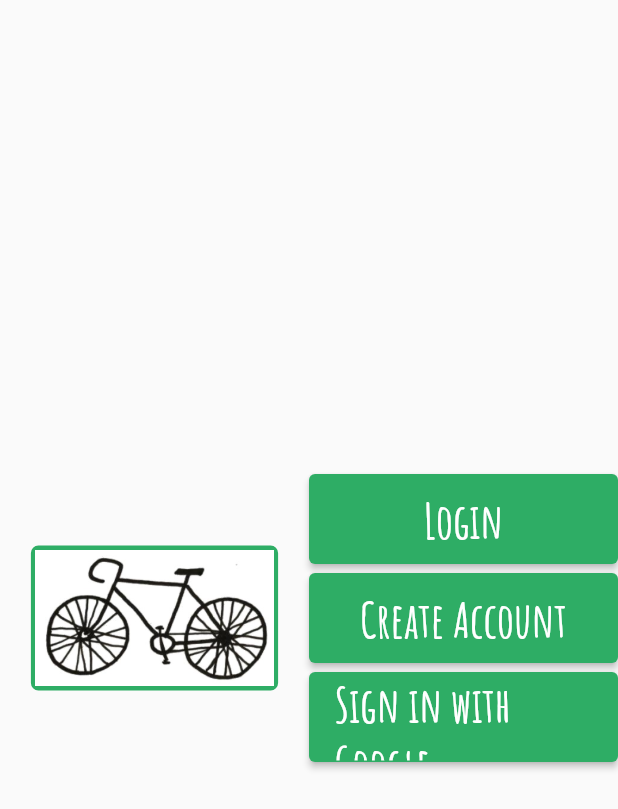
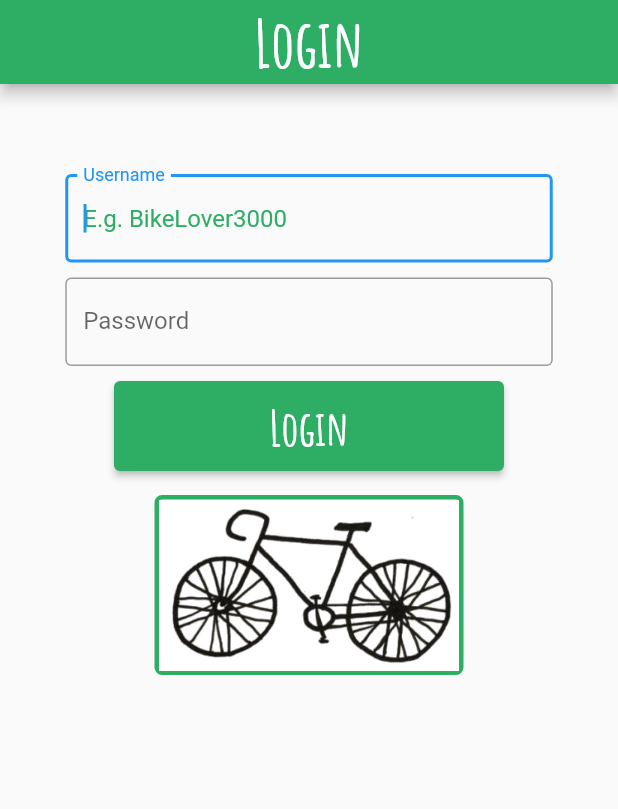
Before and after one commit to cedriceicher10/CS467_TheBikeKollective, a Flutter app: what twoColumn() shows on an empty page, opened directly, after a tap on "Login", on a phone screen of 412 x 824 dp. Shown: the top 809 px of the screen. Run offline on Flutter 3.47's test engine with Material 2 defaults, Android fonts, the phone set to English and light mode, and no system bars.

Commit message:
Added skeleton form of login screen and username/password entry form.

```diff
--- /dev/null
+++ b/thebikekollective/lib/components/login_body.dart
@@ -0,0 +1,46 @@
+import 'package:flutter/material.dart';
+import 'formatted_text.dart';
+import 'login_form.dart';
+import 'styles.dart';
+
+class LoginBody extends StatelessWidget {
+  const LoginBody({Key? key}) : super(key: key);
+
+  Widget build(BuildContext context) {
+    final double imageHeadSpace = 60;
+    final double buttonHeight = 60;
+    final double buttonWidth = 260;
+    final double buttonSpacing = 8;
+
+    return Center(
+        child: Column(children: [
+      SizedBox(height: imageHeadSpace),
+      LoginForm(),
+      SizedBox(height: buttonSpacing * 2),
+      FractionallySizedBox(
+          widthFactor: 0.5,
+          child: Container(
+              decoration: BoxDecoration(
+                  border: Border.all(width: 3, color: Color(s_jungleGreen)),
+                  borderRadius: BorderRadius.circular(5)),
+              child: Image(
+                image: AssetImage('assets/images/bike_clipart.jpg'),
+                loadingBuilder: (BuildContext context, Widget child,
+                    ImageChunkEvent? loadingProgress) {
+                  if (loadingProgress == null) {
+                    return child;
+                  }
+                  return Center(
+                      child: CircularProgressIndicator(
+                    valueColor:
+                        AlwaysStoppedAnimation<Color>(Color(s_jungleGreen)),
+                    value: loadingProgress.expectedTotalBytes != null
+                        ? loadingProgress.cumulativeBytesLoaded /
+                            loadingProgress.expectedTotalBytes!
+                        : null,
+                  ));
+                },
+              )))
+    ]));
+  }
+}
--- /dev/null
+++ b/thebikekollective/lib/components/login_form.dart
@@ -0,0 +1,114 @@
+import 'package:flutter/material.dart';
+import '../screens/splash_screen.dart';
+import 'formatted_text.dart';
+import 'styles.dart';
+
+final formKey = GlobalKey<FormState>();
+
+class LoginFields {
+  String? username;
+  String? password;
+  String toString() {
+    return 'Username: $username, Password: $password';
+  }
+}
+
+class LoginForm extends StatefulWidget {
+  const LoginForm({Key? key}) : super(key: key);
+
+  @override
+  _LoginFormState createState() => _LoginFormState();
+}
+
+class _LoginFormState extends State<LoginForm> {
+  @override
+  Widget build(BuildContext context) {
+    final double buttonHeight = 60;
+    final double buttonWidth = 260;
+
+    return SingleChildScrollView(
+        child: Form(
+            key: formKey,
+            child: Column(children: [
+              Container(width: 325, child: usernameEntry()),
+              SizedBox(height: 10),
+              Container(width: 325, child: passwordEntry()),
+              SizedBox(height: 10),
+              loginButton(buttonWidth, buttonHeight),
+            ])));
+  }
+
+  Widget usernameEntry() {
+    return TextFormField(
+        autofocus: true,
+        style: TextStyle(color: Color(s_jungleGreen)),
+        decoration: InputDecoration(
+            labelText: 'Username',
+            hintText: 'E.g. BikeLover3000',
+            hintStyle: TextStyle(color: Color(s_jungleGreen)),
+            errorStyle: TextStyle(
+                color: Color(s_jungleGreen), fontWeight: FontWeight.bold),
+            border: OutlineInputBorder()),
+        onSaved: (value) {
+          LoginFields().username = value;
+        },
+        validator: (value) {
+          if (value!.isEmpty) {
+            return 'Please enter a username.';
+          } else {
+            return null;
+          }
+        });
+  }
+
+  Widget passwordEntry() {
+    return TextFormField(
+        autofocus: true,
+        style: TextStyle(color: Color(s_jungleGreen)),
+        decoration: InputDecoration(
+            labelText: 'Password',
+            hintText: '********',
+            hintStyle: TextStyle(color: Color(s_jungleGreen)),
+            errorStyle: TextStyle(
+                color: Color(s_jungleGreen), fontWeight: FontWeight.bold),
+            border: OutlineInputBorder()),
+        onSaved: (value) {
+          LoginFields().password = value;
+        },
+        validator: (value) {
+          if (value!.isEmpty) {
+            return 'Please enter a password.';
+          } else {
+            return null;
+          }
+        });
+  }
+
+  Widget loginButton(double buttonWidth, double buttonHeight) {
+    return ElevatedButton(
+        onPressed: () async {
+          if (formKey.currentState!.validate()) {
+            formKey.currentState?.save();
+
+            // TO DO: Save to database
+
+            Navigator.push(
+              context,
+              MaterialPageRoute(
+                  builder: (context) =>
+                      SplashScreen()), // TO DO: Go to main UI screen
+            );
+          }
+        },
+        style: ElevatedButton.styleFrom(
+            primary: Color(s_jungleGreen),
+            fixedSize: Size(buttonWidth, buttonHeight)),
+        child: FormattedText(
+          text: 'Login',
+          size: s_fontSizeLarge,
+          color: Colors.white,
+          font: s_font_AmaticSC,
+          weight: FontWeight.bold,
+        ));
+  }
+}
--- a/thebikekollective/lib/components/splash_body.dart
+++ b/thebikekollective/lib/components/splash_body.dart
@@ -1,5 +1,6 @@
 import 'package:flutter/material.dart';
 import 'package:practice1/components/formatted_text.dart';
+import '../screens/login_screen.dart';
 import 'styles.dart';
 
 class SplashBody extends StatelessWidget {
@@ -50,11 +51,11 @@ Widget oneColumn(BuildContext context) {
               },
             ))),
     SizedBox(height: buttonSpacing * 2),
-    loginButton(buttonWidth, buttonHeight),
+    loginButton(context, 'Login', buttonWidth, buttonHeight),
     SizedBox(height: buttonSpacing),
-    createAccountButton(buttonWidth, buttonHeight),
+    createAccountButton('Create Account', buttonWidth, buttonHeight),
     SizedBox(height: buttonSpacing),
-    googleAuthButton(buttonWidth, buttonHeight),
+    googleAuthButton('Sign in with Google', buttonWidth, buttonHeight),
   ]));
 }
 
@@ -93,37 +94,44 @@ Widget twoColumn(BuildContext context) {
         flex: 1,
         fit: FlexFit.tight,
         child: Column(mainAxisAlignment: MainAxisAlignment.center, children: [
-          loginButton(buttonWidth, buttonHeight),
+          loginButton(context, 'Login', buttonWidth, buttonHeight),
           SizedBox(height: buttonSpacing),
-          createAccountButton(buttonWidth, buttonHeight),
+          createAccountButton('Create Account', buttonWidth, buttonHeight),
           SizedBox(height: buttonSpacing),
-          googleAuthButton(buttonWidth, buttonHeight),
+          googleAuthButton('Sign in with Google', buttonWidth, buttonHeight),
         ]))
   ]);
 }
 
-Widget loginButton(double buttonWidth, double buttonHeight) {
+Widget loginButton(BuildContext context, String text, double buttonWidth,
+    double buttonHeight) {
   return ElevatedButton(
-      onPressed: () {},
-      child: loginText(),
+      onPressed: () {
+        Navigator.push(
+          context,
+          MaterialPageRoute(builder: (context) => LoginScreen()),
+        );
+      },
+      child: loginText(text),
       style: ElevatedButton.styleFrom(
           primary: Color(s_jungleGreen),
           fixedSize: Size(buttonWidth, buttonHeight)));
 }
 
-Widget createAccountButton(double buttonWidth, double buttonHeight) {
+Widget createAccountButton(
+    String text, double buttonWidth, double buttonHeight) {
   return ElevatedButton(
       onPressed: () {},
-      child: createAccountText(),
+      child: createAccountText(text),
       style: ElevatedButton.styleFrom(
           primary: Color(s_jungleGreen),
           fixedSize: Size(buttonWidth, buttonHeight)));
 }
 
-Widget googleAuthButton(double buttonWidth, double buttonHeight) {
+Widget googleAuthButton(String text, double buttonWidth, double buttonHeight) {
   return ElevatedButton(
       onPressed: () {},
-      child: googleAuthText(),
+      child: googleAuthText(text),
       style: ElevatedButton.styleFrom(
           primary: Color(s_jungleGreen),
           fixedSize: Size(buttonWidth, buttonHeight)));
@@ -137,9 +145,9 @@ double imageSizeFactor(BuildContext context) {
   }
 }
 
-Widget loginText() {
+Widget loginText(String text) {
   return FormattedText(
-    text: 'Login',
+    text: text,
     size: s_fontSizeLarge,
     color: Colors.white,
     font: s_font_AmaticSC,
@@ -147,9 +155,9 @@ Widget loginText() {
   );
 }
 
-Widget createAccountText() {
+Widget createAccountText(String text) {
   return FormattedText(
-    text: 'Create Account',
+    text: text,
     size: s_fontSizeLarge,
     color: Colors.white,
     font: s_font_AmaticSC,
@@ -157,9 +165,9 @@ Widget createAccountText() {
   );
 }
 
-Widget googleAuthText() {
+Widget googleAuthText(String text) {
   return FormattedText(
-    text: 'Sign in with Google',
+    text: text,
     size: s_fontSizeLarge,
     color: Colors.white,
     font: s_font_AmaticSC,
--- /dev/null
+++ b/thebikekollective/lib/screens/login_screen.dart
@@ -0,0 +1,33 @@
+import 'package:flutter/material.dart';
+import 'package:practice1/components/formatted_text.dart';
+import '../components/styles.dart';
+import '../components/login_body.dart';
+
+class LoginScreen extends StatelessWidget {
+  const LoginScreen({Key? key}) : super(key: key);
+
+  @override
+  Widget build(BuildContext context) {
+    return MaterialApp(
+      title: 'Login Screen',
+      home: Scaffold(
+        appBar: AppBar(
+          title: loginTitle(),
+          backgroundColor: Color(s_jungleGreen),
+          centerTitle: true,
+        ),
+        body: LoginBody(),
+      ),
+    );
+  }
+}
+
+Widget loginTitle() {
+  return FormattedText(
+    text: 'Login',
+    size: s_fontSizeExtraLarge,
+    color: Colors.white,
+    font: s_font_AmaticSC,
+    weight: FontWeight.bold,
+  );
+}
```
